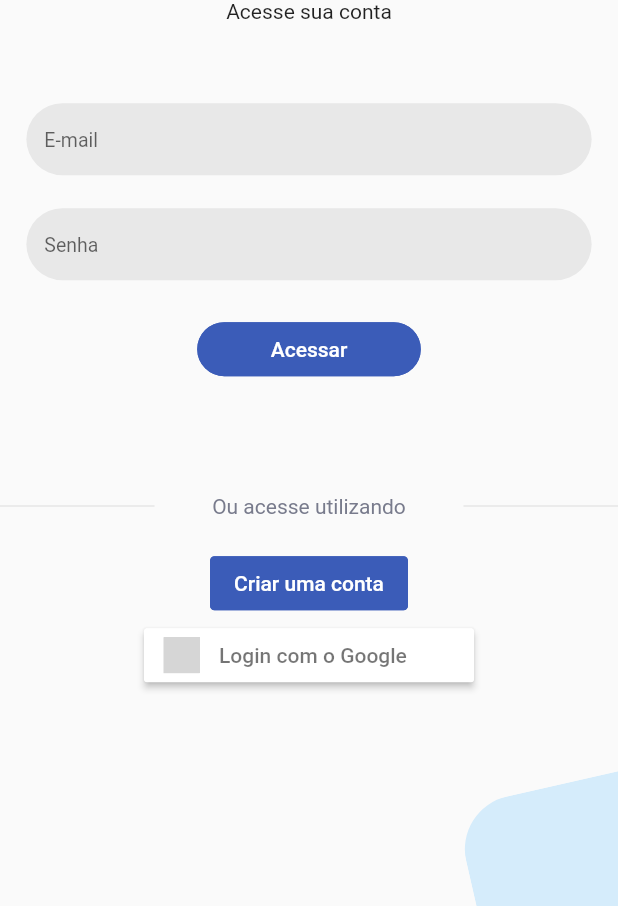
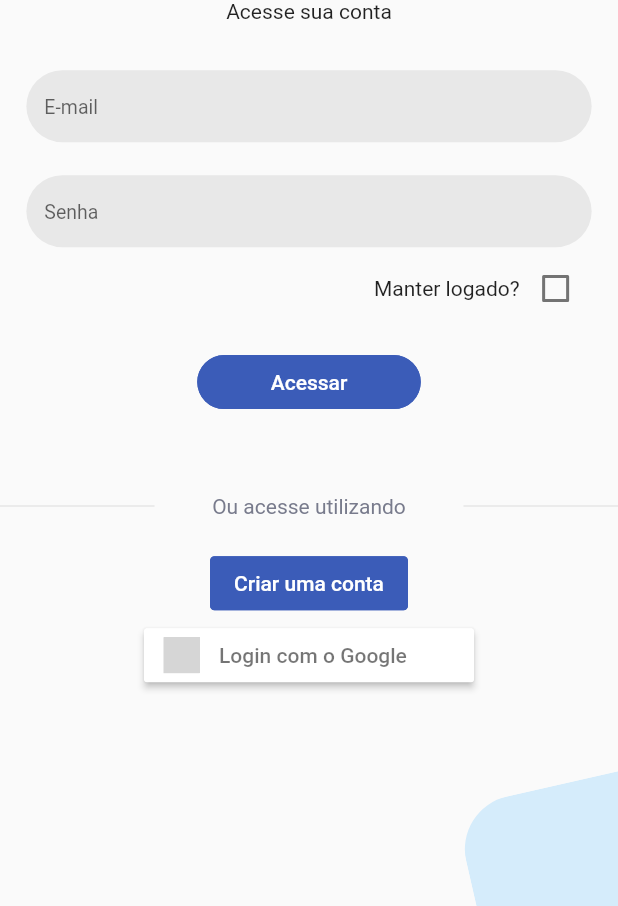
Before and after one commit to Mardem/flutter_vibbra, a Flutter app: the screen it shows after launch, on a phone screen of 412 x 824 dp, the part 330-1236 px from its top. Run offline on Flutter 3.47's test engine with Material 2 defaults, Android fonts, the phone set to English and light mode, and no system bars; our stand-ins replace dio, faker, firebase_auth, firebase_core, flutter_screenutil, flutter_signin_button and 5 more; missing offline and left inert: easy_mask, mockito; accounts and stored records are empty; statements that could not run were skipped; grey boxes are pictures that could not be loaded.

Commit message:
fix: Botão de manter logado

```diff
--- a/lib/modules/auth/src/data/remote/services/account.service.dart
+++ b/lib/modules/auth/src/data/remote/services/account.service.dart
@@ -25,7 +25,6 @@ class AccountServiceImpl implements AccountService {
         'login': email,
         'password': password,
       });
-      print(res.data);
 
       LoginMapper mapper = LoginMapper.fromJson(res.data);
 
--- a/lib/modules/auth/src/data/remote/services/google.service.dart
+++ b/lib/modules/auth/src/data/remote/services/google.service.dart
@@ -44,8 +44,6 @@ class GoogleAuthServiceImpl implements GoogleAuthService {
     if (loginActive) {
       await googleAuthBridge.disconnect();
       await googleAuthBridge.signOut();
-
-      print(loggerKey + 'Usuário deslogado');
     }
   }
 
--- a/lib/modules/auth/src/presentation/login/login.viewmodel.dart
+++ b/lib/modules/auth/src/presentation/login/login.viewmodel.dart
@@ -19,6 +19,10 @@ class LoginViewModel extends BaseViewModel {
   final _password = BehaviorSubject<String>.seeded('');
   Stream<String> get password => _password.stream;
   void setPassword(String value) => _password.add(value);
+
+  final _keepLogged = BehaviorSubject<bool>.seeded(false);
+  Stream<bool> get logged => _keepLogged.stream;
+  void setLogged(bool value) => _keepLogged.add(value);
 
   googleLogin() async {
     _socialInteractor.setProvider(
--- a/lib/modules/auth/src/presentation/login/login.widgets.dart
+++ b/lib/modules/auth/src/presentation/login/login.widgets.dart
@@ -57,6 +57,25 @@ class LoginWidgets {
                     },
                   );
                 },
+              ),
+              SizedBox(height: 10.w),
+              SizedBox(
+                height: 30.w,
+                child: StreamBuilder<bool>(
+                  stream: vm.logged,
+                  builder: (context, snapshot) {
+                    return Row(
+                      mainAxisAlignment: MainAxisAlignment.end,
+                      children: [
+                        const Text('Manter logado?'),
+                        Checkbox(
+                          value: snapshot.data,
+                          onChanged: (bool? val) => vm.setLogged(val ?? false),
+                        ),
+                      ],
+                    );
+                  },
+                ),
               ),
               SizedBox(height: 20.w),
               StreamBuilder<bool>(
```
